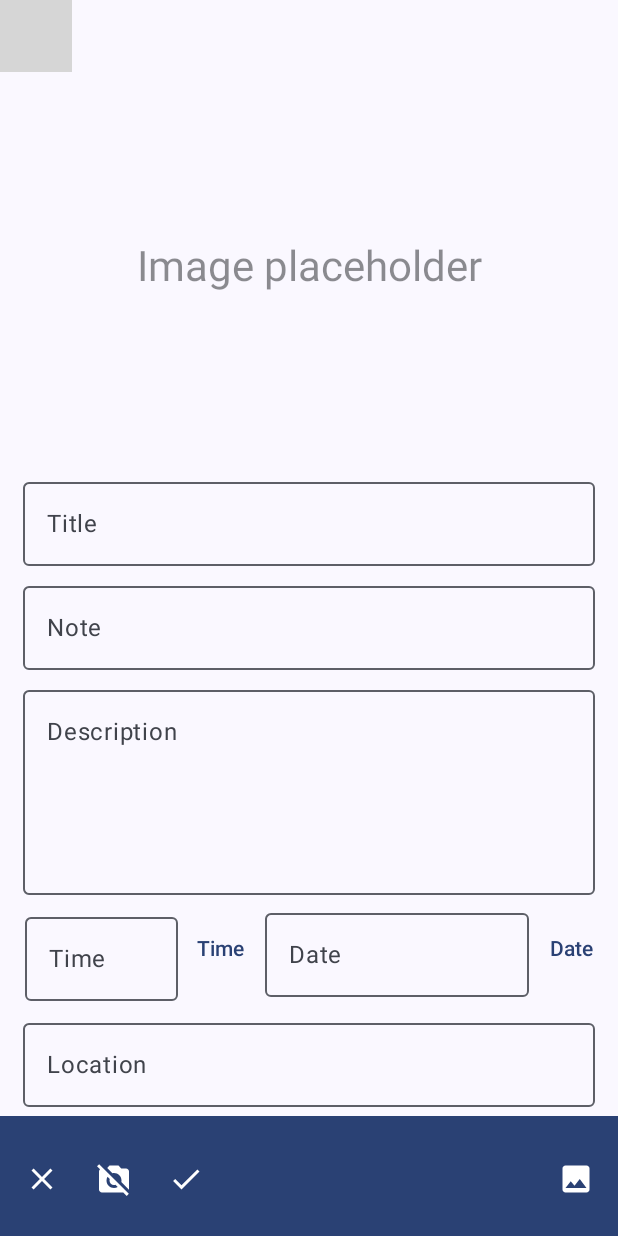
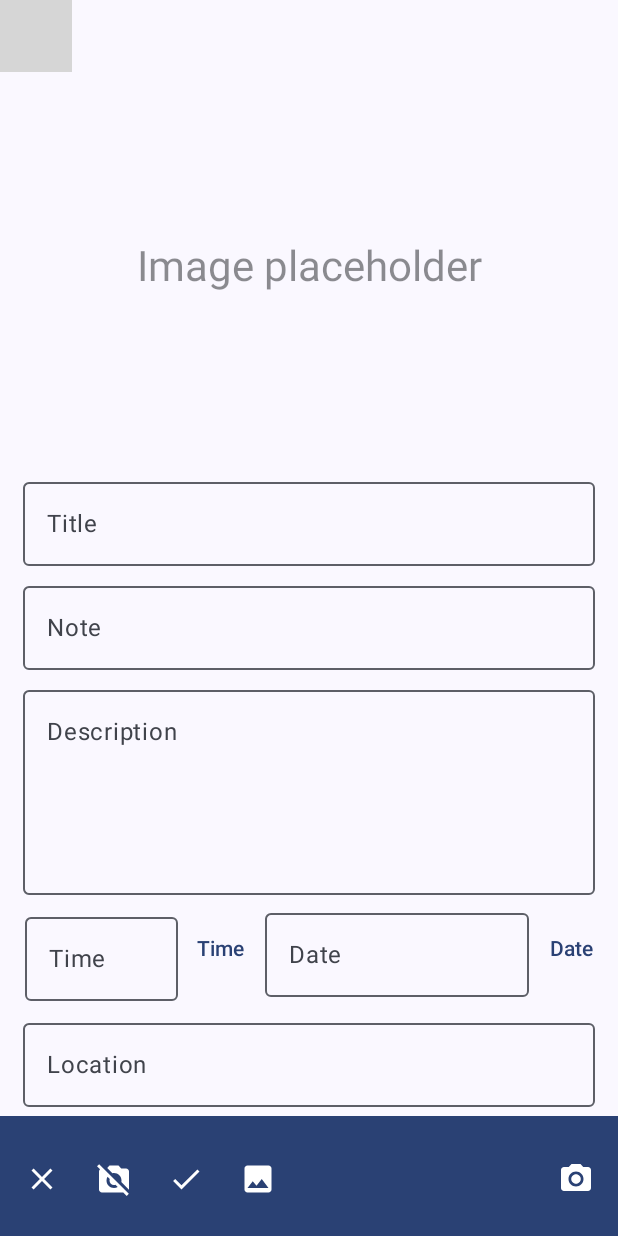
Before and after one commit to WongJunTeng04/Inscribe, an Android app built with Jetpack Compose: the composable NoteEditScreen called with empty values, on a phone screen of 412 x 824 dp. Run offline under Robolectric (Android 15) with nearby library versions, the phone set to English and light mode, and no system bars; our stand-ins replace Room's generated code; 2 statements that could not run were skipped; grey boxes are pictures that could not be loaded.

Commit message:
Changed and added stuff (Not important)

```diff
--- a/app/src/main/java/com/example/journalapp/view/NoteDetail/NoteDetail.kt
+++ b/app/src/main/java/com/example/journalapp/view/NoteDetail/NoteDetail.kt
@@ -39,8 +39,8 @@ import com.example.journalapp.Constants
 import com.example.journalapp.Constants.noteDetailPlaceHolder
 import com.example.journalapp.R
 import com.example.journalapp.view.SharedComponents.GenericAppBar
+import com.example.journalapp.view.theme.AppTheme
 import com.example.journalapp.viewModel.NotesViewModel
-import com.example.journalapp.view.theme.AppTheme
 import kotlinx.coroutines.Dispatchers
 import kotlinx.coroutines.launch
 
--- a/app/src/main/java/com/example/journalapp/view/NoteEdit/EditNote.kt
+++ b/app/src/main/java/com/example/journalapp/view/NoteEdit/EditNote.kt
@@ -273,15 +273,24 @@ fun NoteEditScreen(
                                 tint = MaterialTheme.colorScheme.onPrimary
                             )
                         }
-                        //Spacer just makes space between elements
-                        Spacer(Modifier.weight(1f, true))
-                        //Allows users to take a picture, and display it to the user.
                         IconButton(onClick = {
                             getImageRequest.launch(arrayOf("image/*"))
                         }) {
                             Icon(
                                 imageVector = ImageVector.vectorResource(id = R.drawable.image),
                                 contentDescription = "Add Image",
+                                tint = MaterialTheme.colorScheme.onPrimary
+                            )
+                        }
+                        //Spacer just makes space between elements
+                        Spacer(Modifier.weight(1f, true))
+                        //Allows users to take a picture, and display it to the user.
+                        IconButton(onClick = {
+
+                        }) {
+                            Icon(
+                                imageVector = ImageVector.vectorResource(id = R.drawable.camera),
+                                contentDescription = "Take Picture",
                                 tint = MaterialTheme.colorScheme.onPrimary
                             )
                         }
```
Also changed, not shown: app/src/main/java/com/example/journalapp/view/NotesList/NoteList.kt (+7 -1 lines), app/src/main/java/com/example/journalapp/view/SharedComponents/Shared.kt (+48 -0 lines), app/src/main/res/drawable-nodpi/pencil.png (added).
